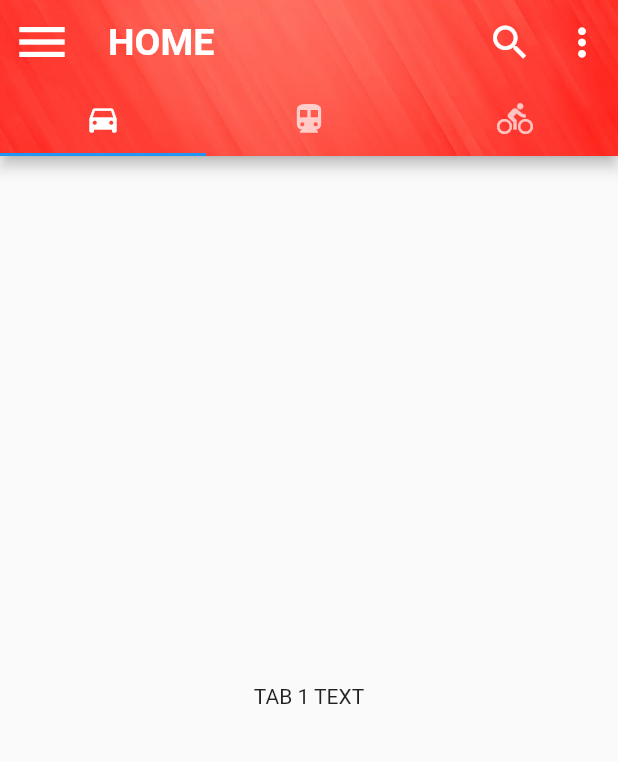
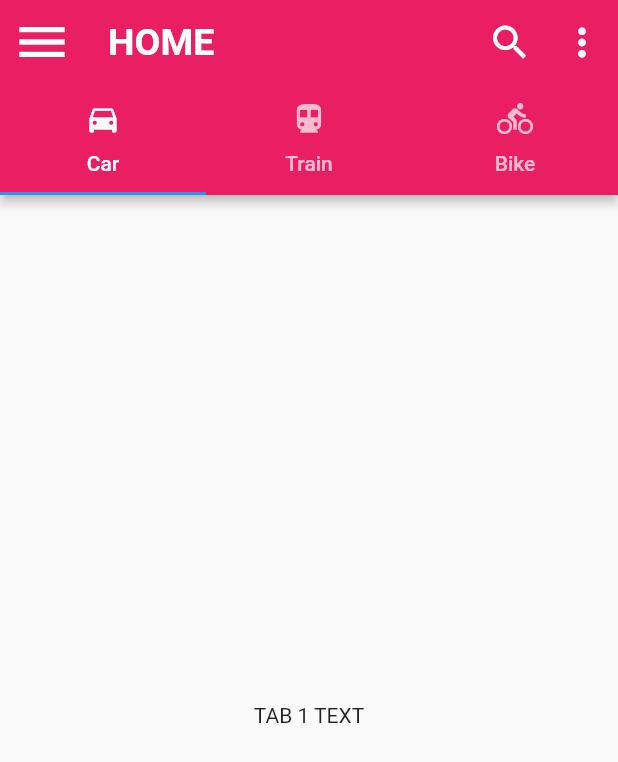
Before and after one commit to ImanAdithya/Flutter, a Flutter app: the screen it shows after launch, on a phone screen of 412 x 824 dp. Shown: the top 762 px of the screen. Run offline on Flutter 3.47's test engine with Material 2 defaults, Android fonts, the light colour scheme and no system bars; our stand-ins replace device_preview.

Commit message:
add TabBar

```diff
--- a/third_project/lib/main.dart
+++ b/third_project/lib/main.dart
@@ -33,14 +33,14 @@
         home: Scaffold(
 
           appBar: AppBar(
-              title: const Text("HOME",style: TextStyle(color: Colors.white,fontSize: 25.0,fontWeight: FontWeight.bold)),
+              title: const Text("HOME",style: TextStyle(color: Colors.white,fontSize: 25.0,fontWeight: FontWeight.bold)),//Title
 
-              leading: const IconButton(
+              leading: const IconButton(//left sie menu bar
                 icon: Icon(Icons.menu,size: 40.0,color: Colors.white,),
                 onPressed:null,//onPressed: ()=> funtion(),
               ),
 
-              actions: const [
+              actions: const [//right size icons
                 IconButton(
                     onPressed: null,
                     icon: Icon(Icons.search,size: 30.0,color: Colors.white,)
@@ -52,19 +52,31 @@
                 ),
               ],
 
-              flexibleSpace: Image.asset(
-                "assets/redBack.jpg",
-                fit: BoxFit.cover,
-              ),
+              // flexibleSpace: Image.asset(//Give BackGround color to AppBar
+              //   "assets/redBack.jpg",
+              //   fit: BoxFit.cover,
+              // ),
 
-              bottom:const TabBar(
+              bottom:const TabBar(//Add Tab Bar Icons
                 tabs: [
-                  Tab(icon: Icon(Icons.directions_car,)),
-                  Tab(icon: Icon(Icons.directions_transit)),
-                  Tab(icon: Icon(Icons.directions_bike)),
+                  Tab(
+                      icon: Icon(Icons.directions_car),
+                      text: "Car",
+                  ),
+                  Tab(
+                      icon: Icon(Icons.directions_transit),
+                      text:"Train",
+                  ),
+                  Tab(
+                      icon: Icon(Icons.directions_bike),
+                      text: "Bike",
+                  ),
                 ],
               ),
 
+            elevation: 3.0,//Drop Shadow
+
+            backgroundColor:Colors.pink ,//Give b
           ),
 
           body: TabBarView(
```
